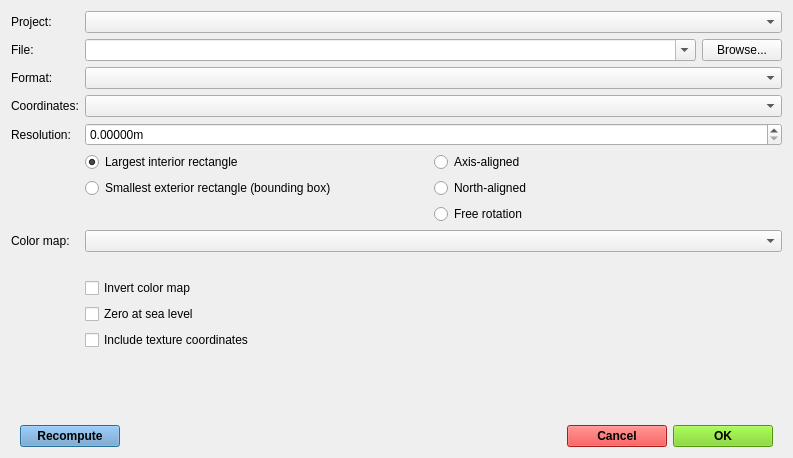
First picture: the form in gui/exporter.ui, repository SINTEF/Geomaker, before the edit.
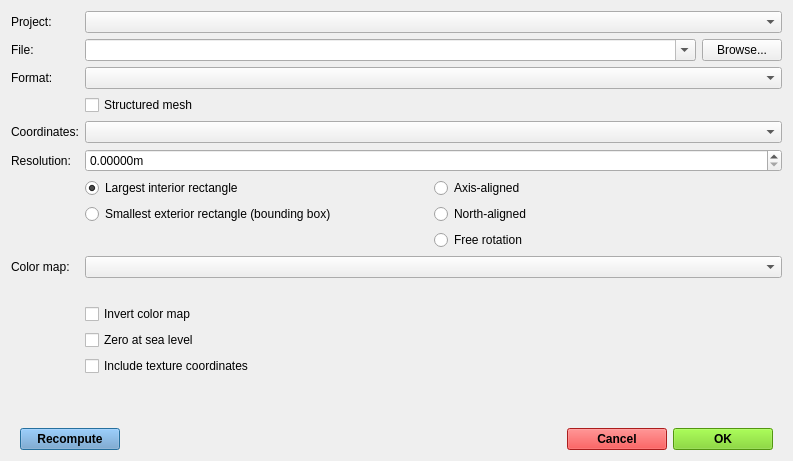
Second picture: the form after the edit. Icons and pictures are not drawn.

Commit message: Support structured VTK/VTS output

Diff of the .ui file:
```diff
--- a/gui/exporter.ui
+++ b/gui/exporter.ui
@@ -7,7 +7,7 @@
     <x>0</x>
     <y>0</y>
     <width>793</width>
-    <height>458</height>
+    <height>461</height>
    </rect>
   </property>
   <property name="windowTitle">
@@ -68,7 +68,7 @@
              </property>
             </widget>
            </item>
-           <item row="7" column="1" colspan="2">
+           <item row="8" column="1" colspan="2">
             <widget class="QComboBox" name="colormaps"/>
            </item>
            <item row="2" column="0">
@@ -78,24 +78,24 @@
              </property>
             </widget>
            </item>
-           <item row="10" column="1" colspan="2">
+           <item row="11" column="1" colspan="2">
             <widget class="QCheckBox" name="zero_sea_level">
              <property name="text">
               <string>Zero at sea level</string>
              </property>
             </widget>
            </item>
-           <item row="3" column="1" colspan="2">
+           <item row="4" column="1" colspan="2">
             <widget class="QComboBox" name="coordinates"/>
            </item>
-           <item row="3" column="0">
+           <item row="4" column="0">
             <widget class="QLabel" name="label_3">
              <property name="text">
               <string>Coordinates:</string>
              </property>
             </widget>
            </item>
-           <item row="14" column="0" colspan="3">
+           <item row="15" column="0" colspan="3">
             <widget class="QWidget" name="widget_3" native="true">
              <property name="sizePolicy">
               <sizepolicy hsizetype="Preferred" vsizetype="Preferred">
@@ -1479,14 +1479,14 @@
              </property>
             </widget>
            </item>
-           <item row="12" column="1">
+           <item row="13" column="1">
             <widget class="QCheckBox" name="textures">
              <property name="text">
               <string>Include texture coordinates</string>
              </property>
             </widget>
            </item>
-           <item row="5" column="0">
+           <item row="6" column="0">
             <widget class="QLabel" name="label_2">
              <property name="text">
               <string>Resolution:</string>
@@ -1500,7 +1500,7 @@
              </property>
             </widget>
            </item>
-           <item row="7" column="0">
+           <item row="8" column="0">
             <widget class="QLabel" name="label_4">
              <property name="text">
               <string>Color map:</string>
@@ -1513,7 +1513,7 @@
            <item row="0" column="1" colspan="2">
             <widget class="QComboBox" name="projects"/>
            </item>
-           <item row="8" column="1" colspan="2">
+           <item row="9" column="1" colspan="2">
             <widget class="QLabel" name="colormap_preview">
              <property name="sizePolicy">
               <sizepolicy hsizetype="Expanding" vsizetype="Preferred">
@@ -1526,6 +1526,16 @@
              </property>
             </widget>
            </item>
+           <item row="14" column="0" colspan="3">
+            <widget class="QWidget" name="widget_8" native="true">
+             <property name="sizePolicy">
+              <sizepolicy hsizetype="Preferred" vsizetype="Preferred">
+               <horstretch>0</horstretch>
+               <verstretch>1</verstretch>
+              </sizepolicy>
+             </property>
+            </widget>
+           </item>
            <item row="0" column="0">
             <widget class="QLabel" name="label_5">
              <property name="text">
@@ -1533,7 +1543,7 @@
              </property>
             </widget>
            </item>
-           <item row="5" column="1" colspan="2">
+           <item row="6" column="1" colspan="2">
             <widget class="QDoubleSpinBox" name="resolution">
              <property name="suffix">
               <string>m</string>
@@ -1549,7 +1559,7 @@
              </property>
             </widget>
            </item>
-           <item row="6" column="1" colspan="2">
+           <item row="7" column="1" colspan="2">
             <widget class="QWidget" name="widget_4" native="true">
              <property name="minimumSize">
               <size>
@@ -1687,20 +1697,17 @@
              </layout>
             </widget>
            </item>
-           <item row="9" column="1">
+           <item row="10" column="1">
             <widget class="QCheckBox" name="invertmap">
              <property name="text">
               <string>Invert color map</string>
              </property>
             </widget>
            </item>
-           <item row="13" column="0" colspan="3">
-            <widget class="QWidget" name="widget_8" native="true">
-             <property name="sizePolicy">
-              <sizepolicy hsizetype="Preferred" vsizetype="Preferred">
-               <horstretch>0</horstretch>
-               <verstretch>1</verstretch>
-              </sizepolicy>
+           <item row="3" column="1" colspan="2">
+            <widget class="QCheckBox" name="structured">
+             <property name="text">
+              <string>Structured mesh</string>
              </property>
             </widget>
            </item>
```
The commit also changes 3 other files.
